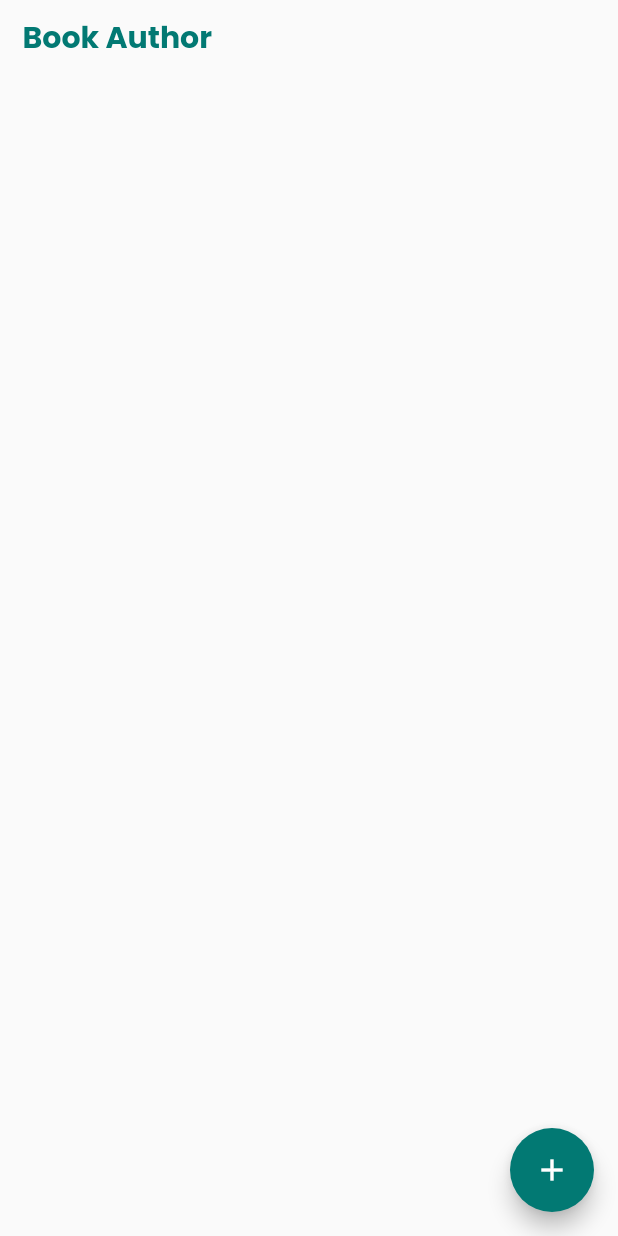
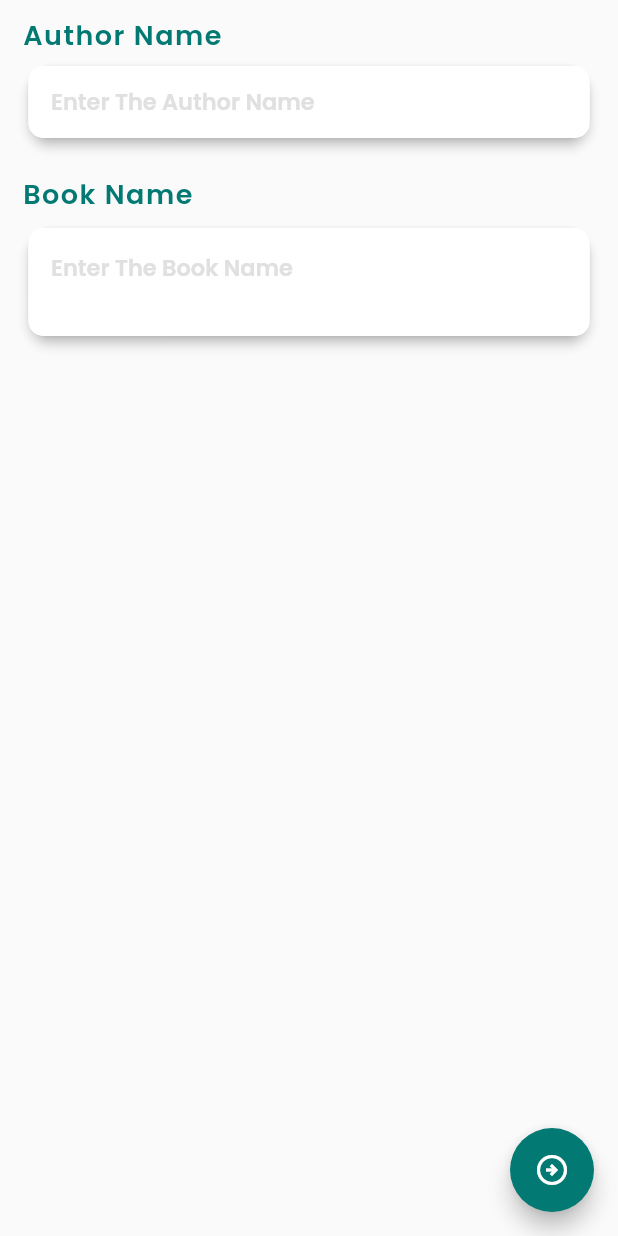
Before and after one commit to Sanjay40/notekeeper_app, a Flutter app: the screen it shows after launch, after a tap on the "add" icon, on a phone screen of 412 x 824 dp. Run offline on Flutter 3.47's test engine with Material 2 defaults, Android fonts, the light colour scheme and no system bars; our stand-ins replace cloud_firestore, delayed_display, firebase_core, google_fonts; accounts and stored records are empty.

Commit message:
Sj || 20/03/23 10:33 Pm

```diff
--- /dev/null
+++ b/lib/helper/collectionhelper.dart
@@ -0,0 +1,42 @@
+import 'package:cloud_firestore/cloud_firestore.dart';
+import 'package:flutter/material.dart';
+
+import '../utils/variable.dart';
+
+class CollectionHelper{
+
+ static CollectionHelper instance = CollectionHelper();
+  CollectionReference user = FirebaseFirestore.instance.collection('Author');
+  insertDate(){
+    return user.add({
+      'AuthorName' : Author.authorName.text,
+      'BookName' : Author.bookName.text,
+    }).then((value) => print("data Add"))
+    .onError((error, stackTrace) => print("error : ${error})"));
+  }
+
+ deleteDate({required int index}) async {
+   var docSnap = await user.get();
+   var docId = docSnap.docs;
+   return user
+       .doc(docId[index].id)
+       .delete()
+       .then((value) => print("Data Delete"))
+       .onError((error, stackTrace) => print("error :: ${error}"));
+ }
+
+ updateData({required int index})async{
+   var docSnap = await user.get();
+   var docId = docSnap.docs;
+   return user
+       .doc(docId[index].id)
+       .update({
+     'AuthorName' : Author.authorName.text,
+     'BookName' : Author.bookName.text,
+   })
+       .then((value) => print("Data update"))
+       .onError((error, stackTrace) => print("error :: ${error}"));
+ }
+
+
+}
--- a/lib/main.dart
+++ b/lib/main.dart
@@ -1,4 +1,5 @@
 import 'package:flutter/material.dart';
+import 'package:notekeeper_app/screen/addauthor.dart';
 import 'package:notekeeper_app/screen/homescreen.dart';
 import 'package:notekeeper_app/screen/splashscreen.dart';
 import 'package:firebase_core/firebase_core.dart';
@@ -11,6 +12,7 @@ Future <void> main() async {
       routes: {
         '/' : (context) => SplashScreen(),
         'home' : (context) => HomeScreen(),
+        'author' : (context) => AddAuthor(),
       },
     )
   );
--- /dev/null
+++ b/lib/screen/addauthor.dart
@@ -0,0 +1,162 @@
+import 'package:flutter/material.dart';
+import 'package:google_fonts/google_fonts.dart';
+import 'package:notekeeper_app/helper/collectionhelper.dart';
+
+import '../utils/colors.dart';
+import '../utils/variable.dart';
+
+class AddAuthor extends StatefulWidget {
+  const AddAuthor({Key? key}) : super(key: key);
+
+  @override
+  State<AddAuthor> createState() => _AddAuthorState();
+}
+
+class _AddAuthorState extends State<AddAuthor> {
+
+  GlobalKey<FormState> validateKey = GlobalKey<FormState>();
+  CollectionHelper dbHelper = CollectionHelper.instance;
+  @override
+  Widget build(BuildContext context) {
+    int? index = ModalRoute.of(context)?.settings.arguments as int?;
+    print("$index");
+    WidgetsBinding.instance.addPostFrameCallback((_) {
+      Author.authorName.text = Author.data[index!]['AuthorName'];
+      Author.bookName.text = Author.data[index]['BookName'];
+    });
+    return Scaffold(
+      body: SafeArea(
+        child: Padding(
+          padding: const EdgeInsets.only(left: 15,right: 15,top: 10),
+          child: Form(
+            key: validateKey,
+            child: Column(
+              crossAxisAlignment: CrossAxisAlignment.start,
+              children: [
+                Text("Author Name",
+                  style: GoogleFonts.poppins(
+                      fontWeight: FontWeight.w600,
+                      color: Clr.bg,
+                      fontSize: 18,
+                      letterSpacing: 1
+                  ),
+
+                ),
+
+                SizedBox(height: 3),
+
+                Card(
+                  elevation: 3,
+                  shape: RoundedRectangleBorder(
+                      borderRadius: BorderRadius.circular(15)
+                  ),
+                  child: TextFormField(
+                    controller: Author.authorName,
+                    validator: (val){
+                      if(val!.isEmpty){
+                        return "Please Enter The Author Name";
+                      }
+                      return null;
+                    },
+                    decoration: InputDecoration(
+                        contentPadding: const EdgeInsets.symmetric(
+                            horizontal: 15),
+                        hintText: "Enter The Author Name",
+                        hintStyle: GoogleFonts.poppins(
+                            fontWeight: FontWeight.w600,
+                            color: Colors.grey.shade300,
+                            fontSize: 15
+                        ),
+                        filled: true,
+                        fillColor: Colors.white,
+                        border: InputBorder.none,
+                        focusedBorder: OutlineInputBorder(borderRadius: BorderRadius.circular(10),borderSide: BorderSide(color: Colors.white)),
+                        enabledBorder: OutlineInputBorder(borderRadius: BorderRadius.circular(10),borderSide: BorderSide(color: Colors.white)),
+                        errorStyle: GoogleFonts.poppins(height: 3)
+                    ),
+                    style: GoogleFonts.poppins(
+                        fontWeight: FontWeight.w600,
+                        color: Clr.bg,
+                        fontSize: 15
+                    ),
+                  ),
+                ),
+
+
+                // ---------- Description --------------
+                SizedBox(height: 20),
+
+                Text("Book Name",
+                  style: GoogleFonts.poppins(
+                      fontWeight: FontWeight.w600,
+                      color: Clr.bg,
+                      fontSize: 18,
+                      letterSpacing: 1
+                  ),
+
+                ),
+
+                SizedBox(height: 5),
+
+                Card(
+                  elevation: 3,
+                  shape: RoundedRectangleBorder(
+                      borderRadius: BorderRadius.circular(15)
+                  ),
+                  child: TextFormField(
+                    controller: Author.bookName,
+                    maxLines: 2,
+                    validator: (val){
+                      if(val!.isEmpty){
+                        return "Please Enter The Book Name";
+                      }
+                      return null;
+                    },
+                    decoration: InputDecoration(
+                        contentPadding: const EdgeInsets.symmetric(
+                            horizontal: 15,vertical: 15),
+                        hintText: "Enter The Book Name",
+                        hintStyle: GoogleFonts.poppins(
+                            fontWeight: FontWeight.w600,
+                            color: Colors.grey.shade300,
+                            fontSize: 15
+                        ),
+                        filled: true,
+                        fillColor: Colors.white,
+                        border: InputBorder.none,
+                        focusedBorder: OutlineInputBorder(borderRadius: BorderRadius.circular(10),borderSide: BorderSide(color: Colors.white)),
+                        enabledBorder: OutlineInputBorder(borderRadius: BorderRadius.circular(10),borderSide: BorderSide(color: Colors.white)),
+                        errorStyle: GoogleFonts.poppins(height: 3)
+                    ),
+                    style: GoogleFonts.poppins(
+                        fontWeight: FontWeight.w500,
+                        color: Clr.bg,
+                        fontSize: 15
+                    ),
+                  ),
+                ),
+              ],
+            ),
+          ),
+        ),
+      ),
+      floatingActionButton: FloatingActionButton(
+        onPressed: (){
+          Navigator.pushNamedAndRemoveUntil(context, 'home', (route) => false);
+          if(validateKey.currentState!.validate()){
+            if(Author.state == true)
+            {
+              dbHelper.insertDate();
+            }
+            else
+            {
+              dbHelper.updateData(index: index!);
+            }
+          }
+        },
+        backgroundColor: Clr.bg,
+        child: Icon(Icons.arrow_circle_right_outlined),
+      ),
+    );
+  }
+}
--- a/lib/screen/homescreen.dart
+++ b/lib/screen/homescreen.dart
@@ -1,7 +1,10 @@
+import 'package:cloud_firestore/cloud_firestore.dart';
 import 'package:flutter/material.dart';
 import 'package:google_fonts/google_fonts.dart';
 
+import '../helper/collectionhelper.dart';
 import '../utils/colors.dart';
+import '../utils/variable.dart';
 
 class HomeScreen extends StatefulWidget {
   const HomeScreen({Key? key}) : super(key: key);
@@ -11,6 +14,7 @@ class HomeScreen extends StatefulWidget {
 }
 
 class _HomeScreenState extends State<HomeScreen> {
+  CollectionHelper dbHelper = CollectionHelper.instance;
   @override
   Widget build(BuildContext context) {
     return Scaffold(
@@ -18,6 +22,7 @@ class _HomeScreenState extends State<HomeScreen> {
         child: Padding(
           padding: const EdgeInsets.only(left: 15,right: 15,top: 10),
           child: Column(
+            crossAxisAlignment: CrossAxisAlignment.start,
             children: [
               Text("Book Author",
               style: GoogleFonts.poppins(
@@ -26,12 +31,83 @@ class _HomeScreenState extends State<HomeScreen> {
                 fontSize: 20
               ),
               ),
+              Expanded(
+                  child: StreamBuilder(
+                    stream: FirebaseFirestore.instance.collection('Author').snapshots(),
+                    builder: (context,snapshot){
+                      if(snapshot.hasError){
+                        return Text("Please value is Valid");
+                      }
+                      else if(snapshot.connectionState == ConnectionState.waiting){
+                        return CircularProgressIndicator();
+                      }
+                      else
+                        {
+                          return ListView.builder(
+                              itemCount: snapshot.data!.docs.length,
+                                itemBuilder: (context,index){
+                                  Author.data = snapshot.data!.docs;
+                                  return GestureDetector(
+                                    onTap: (){
+                                      setState(() {
+                                        Author.state = false;
+                                        Navigator.pushNamed(context, 'author',arguments: index);
+                                      });
+                                    },
+                                    child: Padding(
+                                      padding: const EdgeInsets.only(top: 10),
+                                      child: Card(
+                                       elevation: 3,
+                                        shape: RoundedRectangleBorder(
+                                          borderRadius: BorderRadius.circular(10),
+                                        ),
+                                        child: ListTile(
+                                          title: Text("${snapshot.data!.docs[index]['AuthorName']}",
+                                            style: GoogleFonts.poppins(
+                                                fontSize: 16,
+                                                fontWeight: FontWeight.w700,
+                                                color: Clr.bg,
+                                                letterSpacing: 0.5
+                                            ),
+                                          ),
+                                          subtitle: Text("${snapshot.data!.docs[index]['BookName']}",
+                                            style: GoogleFonts.poppins(
+                                                fontSize: 14,
+                                                fontWeight: FontWeight.w400,
+                                                color: Clr.bg,
+                                                letterSpacing: 0.5
+                                            ),
+                                          ),
+                                          trailing: GestureDetector(
+                                            onTap: (){
+                                              dbHelper.deleteDate(index: index);
+                                            },
+                                            child: Icon(
+                                              Icons.delete,
+                                              color: Clr.bg,
+                                            ),
+                                          ),
+                                        ),
+                                      ),
+                                    ),
+                                  );
+                                }
+                            );
+                        }
+                    },
+                  ),
+              ),
             ],
           ),
         ),
       ),
       floatingActionButton: FloatingActionButton(
-        onPressed: (){},
+        onPressed: (){
+          setState(() {
+            Author.state = true;
+          });
+          Navigator.pushNamed(context, 'author');
+        },
         backgroundColor: Clr.bg,
         child: Icon(Icons.add),
       ),
--- a/lib/screen/splashscreen.dart
+++ b/lib/screen/splashscreen.dart
@@ -26,7 +26,7 @@ class _SplashScreenState extends State<SplashScreen> {
     return Scaffold(
       body: Container(
         decoration: BoxDecoration(
-          color: Colors.black,
+          color:Clr.bg,
         ),
         alignment: Alignment.center,
         child: Center(
--- a/lib/utils/variable.dart
+++ b/lib/utils/variable.dart
@@ -1,9 +1,8 @@
 import 'package:flutter/material.dart';
 
-class Notes{
-  static TextEditingController title = TextEditingController(),
-    des = TextEditingController();
-
+class Author{
+  static TextEditingController authorName = TextEditingController(),
+    bookName = TextEditingController();
   static bool state = false;
   static List data = [];
 }
```
